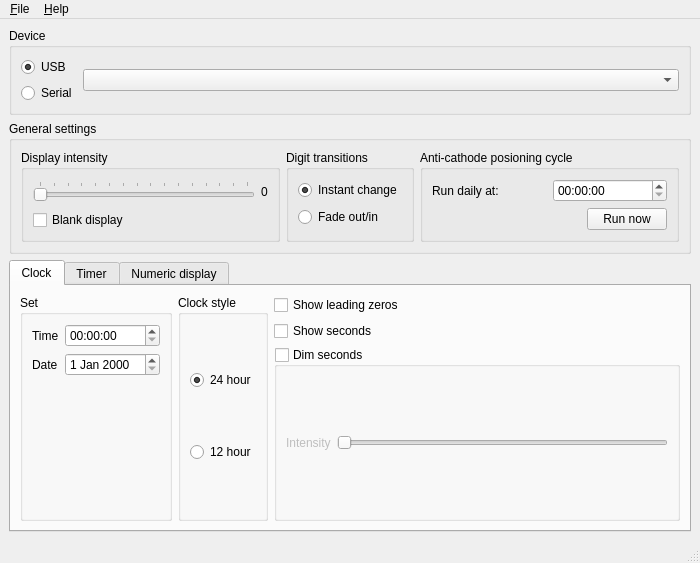
Before: the Qt Designer form sw/nixiedisp-gui/ui/mainwin.ui in jtsiomb/nixiedisp, drawn with Qt 5.
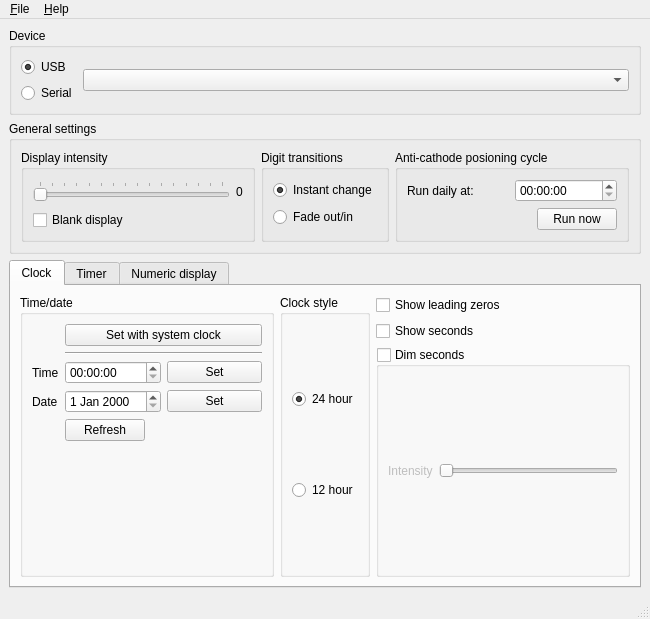
After: the same form once the commit is applied.

Commit message: hacking on the GUI program

The edit to the form file:
```diff
--- a/sw/nixiedisp-gui/ui/mainwin.ui
+++ b/sw/nixiedisp-gui/ui/mainwin.ui
@@ -6,8 +6,8 @@
    <rect>
     <x>0</x>
     <y>0</y>
-    <width>700</width>
-    <height>563</height>
+    <width>650</width>
+    <height>619</height>
    </rect>
   </property>
   <property name="windowTitle">
@@ -209,35 +209,6 @@
         <string>Clock</string>
        </attribute>
        <layout class="QGridLayout" name="gridLayout">
-        <item row="0" column="0">
-         <widget class="QGroupBox" name="groupBox_7">
-          <property name="title">
-           <string>Set</string>
-          </property>
-          <layout class="QFormLayout" name="formLayout">
-           <item row="0" column="0">
-            <widget class="QLabel" name="label_2">
-             <property name="text">
-              <string>Time</string>
-             </property>
-            </widget>
-           </item>
-           <item row="0" column="1">
-            <widget class="QTimeEdit" name="time_edit"/>
-           </item>
-           <item row="1" column="0">
-            <widget class="QLabel" name="label_4">
-             <property name="text">
-              <string>Date</string>
-             </property>
-            </widget>
-           </item>
-           <item row="1" column="1">
-            <widget class="QDateEdit" name="date_edit"/>
-           </item>
-          </layout>
-         </widget>
-        </item>
         <item row="0" column="1">
          <widget class="QGroupBox" name="groupBox_6">
           <property name="title">
@@ -323,6 +294,95 @@
           </item>
          </layout>
         </item>
+        <item row="0" column="0">
+         <widget class="QGroupBox" name="groupBox_7">
+          <property name="title">
+           <string>Time/date</string>
+          </property>
+          <layout class="QFormLayout" name="formLayout">
+           <item row="0" column="1">
+            <widget class="QPushButton" name="bn_setclock_sys">
+             <property name="text">
+              <string>Set with system clock</string>
+             </property>
+            </widget>
+           </item>
+           <item row="1" column="1">
+            <widget class="Line" name="line">
+             <property name="orientation">
+              <enum>Qt::Horizontal</enum>
+             </property>
+            </widget>
+           </item>
+           <item row="2" column="0">
+            <widget class="QLabel" name="label_2">
+             <property name="text">
+              <string>Time</string>
+             </property>
+            </widget>
+           </item>
+           <item row="2" column="1">
+            <layout class="QHBoxLayout" name="horizontalLayout_9">
+             <item>
+              <widget class="QTimeEdit" name="time_edit"/>
+             </item>
+             <item>
+              <widget class="QPushButton" name="bn_set_time">
+               <property name="text">
+                <string>Set</string>
+               </property>
+              </widget>
+             </item>
+            </layout>
+           </item>
+           <item row="3" column="0">
+            <widget class="QLabel" name="label_4">
+             <property name="text">
+              <string>Date</string>
+             </property>
+            </widget>
+           </item>
+           <item row="3" column="1">
+            <layout class="QHBoxLayout" name="horizontalLayout_10">
+             <item>
+              <widget class="QDateEdit" name="date_edit"/>
+             </item>
+             <item>
+              <widget class="QPushButton" name="bn_set_date">
+               <property name="text">
+                <string>Set</string>
+               </property>
+              </widget>
+             </item>
+            </layout>
+           </item>
+           <item row="4" column="1">
+            <layout class="QHBoxLayout" name="horizontalLayout_11">
+             <item>
+              <widget class="QPushButton" name="bn_updclock">
+               <property name="text">
+                <string>Refresh</string>
+               </property>
+              </widget>
+             </item>
+             <item>
+              <spacer name="horizontalSpacer_7">
+               <property name="orientation">
+                <enum>Qt::Horizontal</enum>
+               </property>
+               <property name="sizeHint" stdset="0">
+                <size>
+                 <width>40</width>
+                 <height>20</height>
+                </size>
+               </property>
+              </spacer>
+             </item>
+            </layout>
+           </item>
+          </layout>
+         </widget>
+        </item>
        </layout>
       </widget>
       <widget class="QWidget" name="tab_timer">
@@ -430,7 +490,7 @@
     <rect>
      <x>0</x>
      <y>0</y>
-     <width>700</width>
+     <width>650</width>
      <height>22</height>
     </rect>
    </property>
```
The commit also changes 6 other files.
